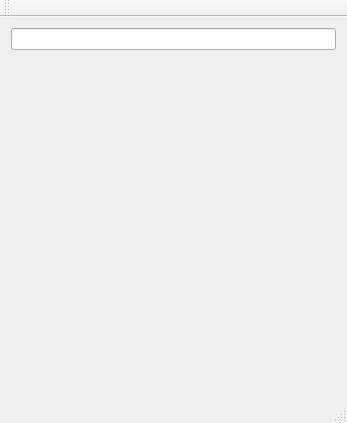
This is NoRecoil.ui in VoiceShifter/DeadWeight as Qt 5 draws it before an edit. The edited form follows.
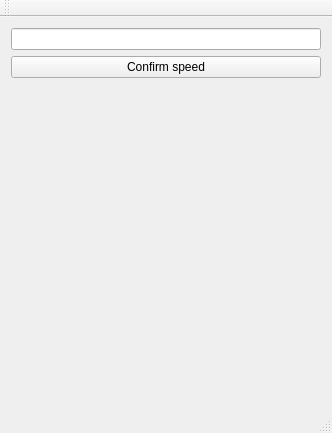
This is the edited form.

Commit message: feat: Threads added, not tested tho

Diff of the .ui file:
```diff
--- a/NoRecoil.ui
+++ b/NoRecoil.ui
@@ -6,8 +6,8 @@
    <rect>
     <x>0</x>
     <y>0</y>
-    <width>347</width>
-    <height>423</height>
+    <width>332</width>
+    <height>433</height>
    </rect>
   </property>
   <property name="windowTitle">
@@ -18,7 +18,21 @@
     <item>
      <layout class="QVBoxLayout" name="verticalLayout">
       <item>
-       <widget class="QLineEdit" name="SpeedField"/>
+       <widget class="QLineEdit" name="SpeedField">
+        <property name="sizePolicy">
+         <sizepolicy hsizetype="Preferred" vsizetype="Fixed">
+          <horstretch>1</horstretch>
+          <verstretch>0</verstretch>
+         </sizepolicy>
+        </property>
+       </widget>
+      </item>
+      <item>
+       <widget class="QPushButton" name="ConfirmButton">
+        <property name="text">
+         <string>Confirm speed</string>
+        </property>
+       </widget>
       </item>
       <item>
        <spacer name="verticalSpacer">
```
Left out of the diff: 2 changed lines with no effect on the pictures. The commit also changes 2 other files.
